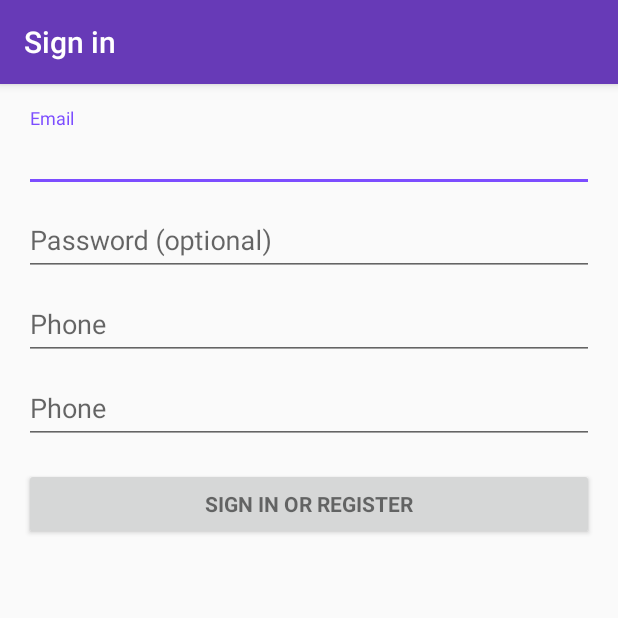
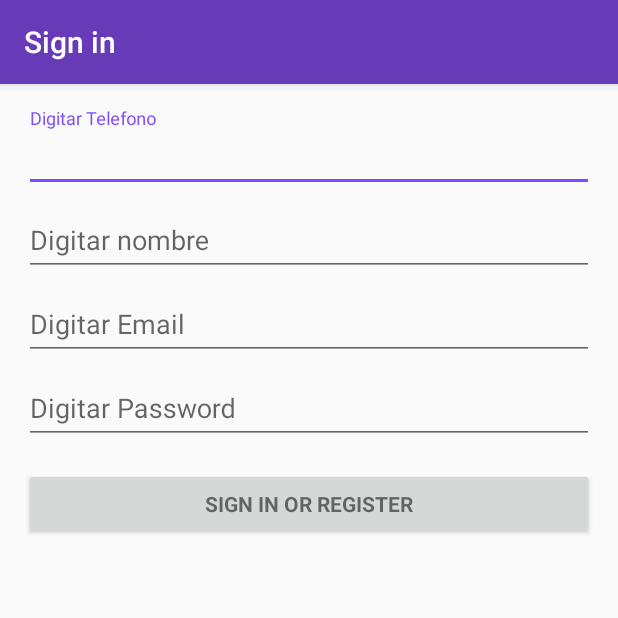
Before and after one commit to quelves-phd-iic3380/mg4, an Android app: the screen it shows after launch (LoginActivity), in the side drawer, after a tap on "Chat", on a phone screen of 412 x 824 dp, the top half of it. Run offline under Robolectric (Android 15) with nearby library versions, the phone set to English and light mode, and no system bars; our stand-ins replace Firebase (no records; nobody signed in at launch, a user with empty details on screens opened directly); 4 statements that could not run were skipped.

Commit message:
Define phone as unique id

```diff
--- a/app/build.gradle
+++ b/app/build.gradle
@@ -55,4 +55,5 @@ dependencies {
 
 
 
+
 apply plugin: 'com.google.gms.google-services'
--- a/app/src/main/java/edu/puc/iic3380/mg4/activities/LoginActivity.java
+++ b/app/src/main/java/edu/puc/iic3380/mg4/activities/LoginActivity.java
@@ -102,12 +102,12 @@ public class LoginActivity extends AppCompatActivity implements LoaderCallbacks<
         super.onCreate(savedInstanceState);
         setContentView(R.layout.activity_login);
         // Set up the login form.
-        mEmailView = (AutoCompleteTextView) findViewById(R.id.email);
-        mPhoneView = (AutoCompleteTextView) findViewById(R.id.phone);
-        mUsernameView = (AutoCompleteTextView) findViewById(R.id.username);
+        mEmailView = (AutoCompleteTextView) findViewById(R.id.login_email);
+        mPhoneView = (AutoCompleteTextView) findViewById(R.id.login_phone);
+        mUsernameView = (AutoCompleteTextView) findViewById(R.id.login_name);
         populateAutoComplete();
 
-        mPasswordView = (EditText) findViewById(R.id.password);
+        mPasswordView = (EditText) findViewById(R.id.login_password);
         mPasswordView.setOnEditorActionListener(new TextView.OnEditorActionListener() {
             @Override
             public boolean onEditorAction(TextView textView, int id, KeyEvent keyEvent) {
@@ -614,10 +614,12 @@ public class LoginActivity extends AppCompatActivity implements LoaderCallbacks<
 
     public void storeUser(User user) {
 
-        if (usersRef.child(user.getUid()).getRef() != null) {
-            usersRef.child(user.getUid()).setValue(user);
+        if (usersRef.child(user.getPhone()).getRef() != null) {
+            usersRef.child(user.getPhone()).setValue(user);
+            Log.d(TAG, "Created user : " + user.toString());
         } else {
-            usersRef.child(user.getUid()).updateChildren(user.toMap());
+            usersRef.child(user.getPhone()).updateChildren(user.toMap());
+            Log.d(TAG, "Updated user : " + user.toString());
         }
     }
 
--- a/app/src/main/java/edu/puc/iic3380/mg4/activities/NavigationActivity.java
+++ b/app/src/main/java/edu/puc/iic3380/mg4/activities/NavigationActivity.java
@@ -29,6 +29,7 @@ import com.google.firebase.database.DataSnapshot;
 import com.google.firebase.database.DatabaseError;
 import com.google.firebase.database.DatabaseReference;
 import com.google.firebase.database.FirebaseDatabase;
+import com.google.firebase.database.Query;
 import com.google.firebase.database.ValueEventListener;
 
 import java.util.UUID;
@@ -36,6 +37,8 @@ import java.util.UUID;
 import edu.puc.iic3380.mg4.R;
 import edu.puc.iic3380.mg4.fragments.ChatFragment;
 import edu.puc.iic3380.mg4.fragments.ContactsFragment;
+import edu.puc.iic3380.mg4.fragments.FragmentBase;
+import edu.puc.iic3380.mg4.fragments.GroupsFragment;
 import edu.puc.iic3380.mg4.fragments.ProfileFragment;
 import edu.puc.iic3380.mg4.fragments.UserContactFragment;
 import edu.puc.iic3380.mg4.fragments.UserContactListner;
@@ -66,8 +69,13 @@ public class NavigationActivity extends AppCompatActivity
     private User user;
     private ContactsFragment contactsFragment;
     private UserContactFragment userContactFragment;
+    private GroupsFragment groupsFragment;
+    private ProfileFragment profileFragment;
+    private Fragment activeFragment;
 
     public void doAction(Fragment fragment, String TAG) {
+        if (FirebaseAuth.getInstance().getCurrentUser() != null) {
+            hide(activeFragment, TAG);
             String fragmentTAG = "";
             FragmentManager fm = getSupportFragmentManager();
 
@@ -84,6 +92,12 @@ public class NavigationActivity extends AppCompatActivity
                             fragment, TAG);
                 }
                 transaction.commit();
+                activeFragment = fragment;
+                show(activeFragment, TAG);
+            }
+        } else {
+            Toast.makeText(NavigationActivity.this, "Usuario Indefinido!", Toast.LENGTH_SHORT).show();
+
         }
     }
 
@@ -98,11 +112,12 @@ public class NavigationActivity extends AppCompatActivity
             Log.d(TAG, "Frament is null");
         }
     }
+
     protected void show(Fragment fragment, String TAG) {
         if (fragment != null) {
             FragmentManager fm = getSupportFragmentManager();
             FragmentTransaction transaction = fm.beginTransaction();
-            Log.d(TAG, "Hide Fragment");
+            Log.d(TAG, "Show Fragment");
             transaction.show(fragment);
             transaction.commit();
         } else {
@@ -122,8 +137,7 @@ public class NavigationActivity extends AppCompatActivity
         setSupportActionBar(toolbar);
 
         contactsFragment = new ContactsFragment();
-        userContactFragment = new UserContactFragment();
-        userContactFragment.assign(contactsFragment);
+        groupsFragment = new GroupsFragment();
 
 
         Toolbar toolbarBottom = (Toolbar) findViewById(R.id.tb_bottom);
@@ -131,22 +145,34 @@ public class NavigationActivity extends AppCompatActivity
             @Override
             public void onClick(View v) {
                 //Toast.makeText(NavigationActivity.this, "Contacts Pressed", Toast.LENGTH_SHORT).show();
+
                 doAction(userContactFragment, UserContactFragment.TAG);
+
             }
         });
-        toolbarBottom.findViewById(R.id.action_settings).setOnClickListener(new View.OnClickListener() {
+        toolbarBottom.findViewById(R.id.action_groups).setOnClickListener(new View.OnClickListener() {
             @Override
             public void onClick(View v) {
-                Toast.makeText(NavigationActivity.this, "Chats Pressed", Toast.LENGTH_SHORT).show();
-                doAction(new ProfileFragment(), ProfileFragment.TAG);
+                //Toast.makeText(NavigationActivity.this, "Contacts Pressed", Toast.LENGTH_SHORT).show();
+
+                doAction(groupsFragment, GroupsFragment.TAG);
+
             }
         });
+
 
         toolbarBottom.findViewById(R.id.action_chats).setOnClickListener(new View.OnClickListener() {
             @Override
             public void onClick(View v) {
                 Toast.makeText(NavigationActivity.this, "Chats Pressed", Toast.LENGTH_SHORT).show();
                 doAction(new ChatFragment(), ChatFragment.TAG);
+            }
+        });
+        toolbarBottom.findViewById(R.id.action_settings).setOnClickListener(new View.OnClickListener() {
+            @Override
+            public void onClick(View v) {
+                Toast.makeText(NavigationActivity.this, "Profile Pressed", Toast.LENGTH_SHORT).show();
+                doAction(profileFragment, ProfileFragment.TAG);
             }
         });
 
@@ -187,7 +213,28 @@ public class NavigationActivity extends AppCompatActivity
         // Firebase initialization
         mFirebaseDatabase = FirebaseDatabase.getInstance();
         usersRef = mFirebaseDatabase.getReference(FIREBASE_KEY_USERS);
-        usersRef.addListenerForSingleValueEvent(new OnInitialDataLoaded());
+        Log.d(TAG, "Find user " + FirebaseAuth.getInstance().getCurrentUser().getUid());
+        usersRef.orderByChild("uid").equalTo(FirebaseAuth.getInstance().getCurrentUser().getUid()).addListenerForSingleValueEvent(new ValueEventListener() {
+            @Override
+            public void onDataChange(DataSnapshot dataSnapshot) {
+                for (DataSnapshot child : dataSnapshot.getChildren()) {
+                    user = child.getValue(User.class);
+
+                    //create fragmenhts
+                    profileFragment = ProfileFragment.newInstance(user.getPhone());
+                    userContactFragment = UserContactFragment.newInstance(user.getPhone());
+                    userContactFragment.assign(contactsFragment);
+
+                    Log.d(TAG, "User detail loaded: " + user.toString());
+                }
+            }
+
+            @Override
+            public void onCancelled(DatabaseError databaseError) {
+
+            }
+        });
+        //usersRef.addListenerForSingleValueEvent(new OnInitialDataLoaded());
     }
 
     public static Intent getIntent(Context context) {
@@ -292,7 +339,6 @@ public class NavigationActivity extends AppCompatActivity
     }
 
 
-
     @Override
     public void onUserContactSelected(Contact contact) {
         startChat(contact);
@@ -339,10 +385,9 @@ public class NavigationActivity extends AppCompatActivity
         }
 
 */
-        TelephonyManager tMgr = (TelephonyManager) getSystemService(Context.TELEPHONY_SERVICE);
-        String mPhoneNumber = tMgr.getDeviceId()+" ".replace(" ","");
-        ChatSettings chatSettings = new ChatSettings(contact.getName(), contact.getPhoneNumber().replace(" ","")+ "-" + user.getPhone().replace(" ",""));
-        ChatSettings chatSetting2 = new ChatSettings(contact.getName(), user.getPhone().replace(" ","")+ "-" + contact.getPhoneNumber().replace(" ",""));
+
+        ChatSettings chatSettings = new ChatSettings(contact.getName(), contact.getPhoneNumber().replace(" ", "") + "-" + user.getPhone().replace(" ", ""));
+        ChatSettings chatSetting2 = new ChatSettings(contact.getName(), user.getPhone().replace(" ", "") + "-" + contact.getPhoneNumber().replace(" ", ""));
         startActivity(ChatActivity.getIntent(NavigationActivity.this, chatSettings, chatSetting2));
     }
 
@@ -357,6 +402,7 @@ public class NavigationActivity extends AppCompatActivity
             for (DataSnapshot child : dataSnapshot.getChildren()) {
                 user = child.getValue(User.class);
                 Log.d(TAG, "user loaded: " + user.toString());
+
             }
         }
     }
--- a/app/src/main/java/edu/puc/iic3380/mg4/fragments/FragmentBase.java
+++ b/app/src/main/java/edu/puc/iic3380/mg4/fragments/FragmentBase.java
@@ -6,21 +6,33 @@ import android.support.v4.app.FragmentManager;
 import android.support.v4.app.FragmentTransaction;
 import android.util.Log;
 
+import com.google.firebase.auth.FirebaseAuth;
+import com.google.firebase.database.DataSnapshot;
+import com.google.firebase.database.DatabaseError;
 import com.google.firebase.database.DatabaseReference;
 import com.google.firebase.database.FirebaseDatabase;
+import com.google.firebase.database.ValueEventListener;
 
 import edu.puc.iic3380.mg4.R;
+import edu.puc.iic3380.mg4.model.User;
+
+import static edu.puc.iic3380.mg4.util.Constantes.FIREBASE_KEY_USERS;
 
 /**
  * Created by quelves on 22/10/2016.
  */
 
 public class FragmentBase extends Fragment {
+    public static final String TAG = "FragmentBase";
+
     protected FirebaseDatabase mFirebaseDatabase;
     protected DatabaseReference userContactsRef;
     protected DatabaseReference usersRef;
-    //protected static final String FIREBASE_KEY_USERS = "users";
-    //protected static final String FIREBASE_KEY_USER_CONTACTS = "contacts";
+    protected User user;
+
+    protected static final String ARG_PHONE = "PHONEKEY";
+    protected String phoneKey;
+
 
     protected void doAction(Fragment fragment, String TAG, Context context) {
         if (fragment != null) {
@@ -69,4 +81,6 @@ public class FragmentBase extends Fragment {
         }
     }
 
+
+
 }
--- a/app/src/main/res/layout/activity_login.xml
+++ b/app/src/main/res/layout/activity_login.xml
@@ -30,14 +30,42 @@
             android:layout_height="wrap_content"
             android:orientation="vertical">
 
+            <android.support.design.widget.TextInputLayout
+                android:layout_width="match_parent"
+                android:layout_height="wrap_content">
 
+                <AutoCompleteTextView
+                    android:id="@+id/login_phone"
+                    android:layout_width="match_parent"
+                    android:layout_height="wrap_content"
+                    android:hint="@string/prompt_phone"
+                    android:inputType="phone"
+                    android:maxLines="1"
+                    android:singleLine="true" />
+
+            </android.support.design.widget.TextInputLayout>
 
             <android.support.design.widget.TextInputLayout
                 android:layout_width="match_parent"
                 android:layout_height="wrap_content">
 
                 <AutoCompleteTextView
-                    android:id="@+id/email"
+                    android:id="@+id/login_name"
+                    android:layout_width="match_parent"
+                    android:layout_height="wrap_content"
+                    android:hint="@string/prompt_username"
+                    android:inputType="textPersonName"
+                    android:maxLines="1"
+                    android:singleLine="true" />
+
+            </android.support.design.widget.TextInputLayout>
+
+            <android.support.design.widget.TextInputLayout
+                android:layout_width="match_parent"
+                android:layout_height="wrap_content">
+
+                <AutoCompleteTextView
+                    android:id="@+id/login_email"
                     android:layout_width="match_parent"
                     android:layout_height="wrap_content"
                     android:hint="@string/prompt_email"
@@ -52,7 +80,7 @@
                 android:layout_height="wrap_content">
 
                 <EditText
-                    android:id="@+id/password"
+                    android:id="@+id/login_password"
                     android:layout_width="match_parent"
                     android:layout_height="wrap_content"
                     android:hint="@string/prompt_password"
@@ -64,34 +92,8 @@
                     android:singleLine="true" />
 
             </android.support.design.widget.TextInputLayout>
-            <android.support.design.widget.TextInputLayout
-                android:layout_width="match_parent"
-                android:layout_height="wrap_content">
 
-                <AutoCompleteTextView
-                    android:id="@+id/username"
-                    android:layout_width="match_parent"
-                    android:layout_height="wrap_content"
-                    android:hint="@string/prompt_phone"
-                    android:inputType="phone"
-                    android:maxLines="1"
-                    android:singleLine="true" />
 
-            </android.support.design.widget.TextInputLayout>
-            <android.support.design.widget.TextInputLayout
-                android:layout_width="match_parent"
-                android:layout_height="wrap_content">
-
-                <AutoCompleteTextView
-                    android:id="@+id/phone"
-                    android:layout_width="match_parent"
-                    android:layout_height="wrap_content"
-                    android:hint="@string/prompt_phone"
-                    android:inputType="phone"
-                    android:maxLines="1"
-                    android:singleLine="true" />
-
-            </android.support.design.widget.TextInputLayout>
 
             <Button
                 android:id="@+id/email_sign_in_button"
--- a/app/src/main/res/values/strings.xml
+++ b/app/src/main/res/values/strings.xml
@@ -13,10 +13,12 @@
 
     <!-- Strings related to login -->
     <string name="auth_failed">Falla en la autenticacion</string>
-    <string name="prompt_phone">Phone</string>
-    <string name="prompt_username">Username</string>
-    <string name="prompt_email">Email</string>
-    <string name="prompt_password">Password (optional)</string>
+    <string name="prompt_phone">Digitar Telefono</string>
+    <string name="prompt_username">Digitar nombre</string>
+    <string name="prompt_email">Digitar Email</string>
+    <string name="prompt_password">Digitar Password </string>
+    <string name="prompt_state">Digitar Estado</string>
+    <string name="prompt_message">Digitar Messagen</string>
     <string name="action_sign_in">Sign in or register</string>
     <string name="action_sign_in_short">Sign in</string>
     <string name="error_invalid_email">This email address is invalid</string>
```
Also changed, not shown: app/src/main/java/edu/puc/iic3380/mg4/fragments/GroupsFragment.java (added, +109 -0 lines), app/src/main/java/edu/puc/iic3380/mg4/fragments/ProfileFragment.java (+12 -23 lines), app/src/main/java/edu/puc/iic3380/mg4/fragments/UserContactFragment.java (+5 -9 lines), app/src/main/res/layout/fragment_groups.xml (added, +13 -0 lines), app/src/main/res/layout/fragment_profile.xml (+5 -5 lines). Lines whose indentation alone changed are shown as unchanged.
